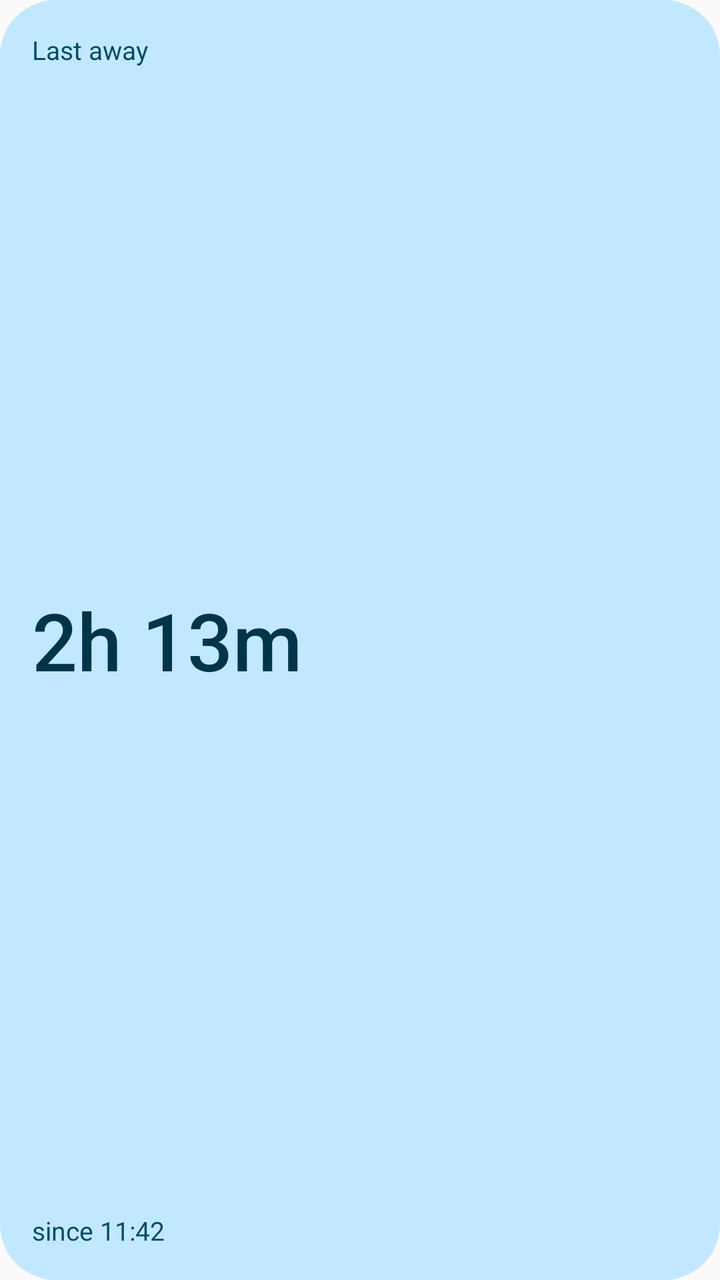
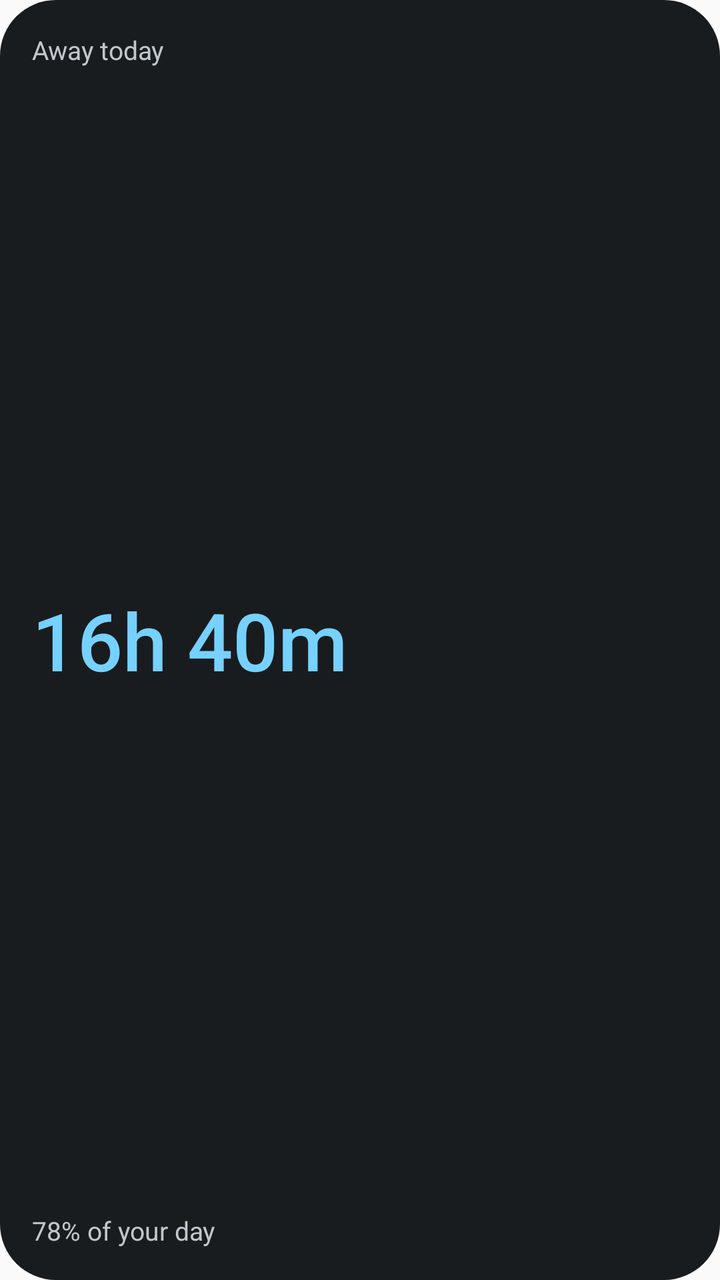

Two renders of the same Android screen: before a commit and after it. Below are the layout's source before the change and the commit's diff.
<!-- AndroidManifest.xml: application theme Theme.Hiatus -->
<!-- res/layout/widget_preview.xml -->
<?xml version="1.0" encoding="utf-8"?>
<LinearLayout xmlns:android="http://schemas.android.com/apk/res/android"
    android:id="@android:id/background"
    android:layout_width="match_parent"
    android:layout_height="match_parent"
    android:background="@drawable/widget_bg"
    android:orientation="vertical"
    android:padding="16dp">

    <TextView
        android:layout_width="wrap_content"
        android:layout_height="wrap_content"
        android:text="Last away"
        android:textColor="@color/widget_fg2"
        android:textSize="13sp" />

    <TextView
        android:layout_width="wrap_content"
        android:layout_height="0dp"
        android:layout_weight="1"
        android:fontFamily="sans-serif-medium"
        android:gravity="center_vertical"
        android:text="2h 13m"
        android:textColor="@color/widget_accent"
        android:textSize="40sp" />

    <TextView
        android:layout_width="wrap_content"
        android:layout_height="wrap_content"
        android:text="since 11:42"
        android:textColor="@color/widget_fg2"
        android:textSize="13sp" />
</LinearLayout>
<!-- resources referenced by this layout -->
<resources>
  <color name="widget_accent">#FF4A5C92</color>
  <color name="widget_fg2">#FF45464F</color>
  <!-- drawable widget_bg (drawable) -->
  <?xml version="1.0" encoding="utf-8"?>
  <shape xmlns:android="http://schemas.android.com/apk/res/android" android:shape="rectangle">
      <solid android:color="@color/widget_bg" />
      <corners android:radius="28dp" />
  </shape>
  <style name="Theme.Hiatus" parent="android:Theme.Material.Light.NoActionBar">
          <item name="android:statusBarColor">@android:color/transparent</item>
          <item name="android:navigationBarColor">@android:color/transparent</item>
      </style>
  <color name="widget_bg">#FFF3F3FA</color>
</resources>

<!-- the commit's change to res/layout/widget_preview.xml (unified diff, before → after) -->
@@ -10,7 +10,7 @@
     <TextView
         android:layout_width="wrap_content"
         android:layout_height="wrap_content"
-        android:text="Last away"
+        android:text="Away today"
         android:textColor="@color/widget_fg2"
         android:textSize="13sp" />
 
@@ -20,14 +20,14 @@
         android:layout_weight="1"
         android:fontFamily="sans-serif-medium"
         android:gravity="center_vertical"
-        android:text="2h 13m"
+        android:text="16h 40m"
         android:textColor="@color/widget_accent"
         android:textSize="40sp" />
 
     <TextView
         android:layout_width="wrap_content"
         android:layout_height="wrap_content"
-        android:text="since 11:42"
+        android:text="78% of your day"
         android:textColor="@color/widget_fg2"
         android:textSize="13sp" />
 </LinearLayout>
<!-- resource entries referenced after the edit -->
@@ -1,7 +1,7 @@
 <!-- resources referenced by this layout -->
 <resources>
-  <color name="widget_accent">#FF4A5C92</color>
-  <color name="widget_fg2">#FF45464F</color>
+  <color name="widget_accent">#FFB8C4FF</color>
+  <color name="widget_fg2">#FFC6C5D0</color>
   <!-- drawable widget_bg (drawable) -->
   <?xml version="1.0" encoding="utf-8"?>
   <shape xmlns:android="http://schemas.android.com/apk/res/android" android:shape="rectangle">
@@ -12,6 +12,6 @@
           <item name="android:statusBarColor">@android:color/transparent</item>
           <item name="android:navigationBarColor">@android:color/transparent</item>
       </style>
-  <color name="widget_bg">#FFF3F3FA</color>
+  <color name="widget_bg">#FF1B1B1F</color>
 </resources>
 
